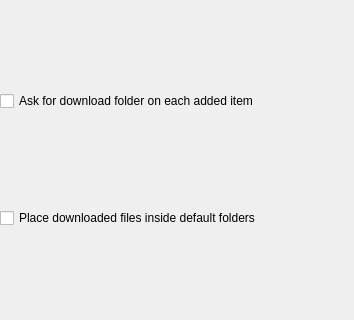
Qt form conf/dlgdirectories.ui (KDE/kget) before a commit.
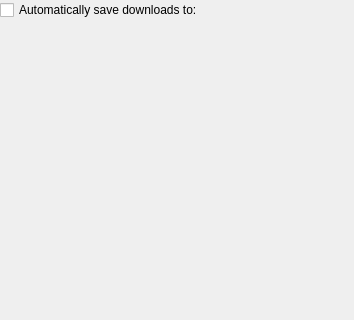
The same form after that commit. Custom widgets are drawn as their Qt base class.

Commit message: * Icons in smaller sizes (forwardport) * Work on configuration dialogs. Not finished yet. Minimum config window size is too high. Double of used place. Why?

Patch:
```diff
--- a/conf/dlgdirectories.ui
+++ b/conf/dlgdirectories.ui
@@ -15,32 +15,53 @@
   <property name="windowTitle" >
    <string>DlgDirectories</string>
   </property>
-  <layout class="QGridLayout" >
+  <layout class="QVBoxLayout" >
    <property name="margin" >
     <number>0</number>
    </property>
    <property name="spacing" >
     <number>6</number>
    </property>
-   <item row="0" column="0" colspan="2" >
-    <widget class="QCheckBox" name="kcfg_AlwaysAskDirectory" >
-     <property name="text" >
-      <string>Ask for download folder on each added item</string>
-     </property>
-    </widget>
-   </item>
-   <item row="1" column="0" colspan="2" >
+   <item>
     <widget class="QCheckBox" name="kcfg_UseDefaultDirectory" >
      <property name="text" >
-      <string>Place downloaded files inside default folders</string>
+      <string>Automatically save downloads to:</string>
      </property>
     </widget>
    </item>
+   <item>
+    <widget class="KURLRequester" name="kcfg_DefaultDirectory" />
+   </item>
+   <item>
+    <spacer>
+     <property name="orientation" >
+      <enum>Qt::Vertical</enum>
+     </property>
+     <property name="sizeType" >
+      <enum>QSizePolicy::Expanding</enum>
+     </property>
+     <property name="sizeHint" >
+      <size>
+       <width>200</width>
+       <height>20</height>
+      </size>
+     </property>
+    </spacer>
+   </item>
   </layout>
  </widget>
  <layoutdefault spacing="6" margin="11" />
  <layoutfunction spacing="KDialog::spacingHint" margin="KDialog::marginHint" />
  <pixmapfunction>SmallIconSet</pixmapfunction>
+ <customwidgets>
+  <customwidget>
+   <class>KURLRequester</class>
+   <extends>QWidget</extends>
+   <header>kurlrequester.h</header>
+   <container>1</container>
+   <pixmap></pixmap>
+  </customwidget>
+ </customwidgets>
  <resources/>
  <connections/>
 </ui>
```
Left out of the diff: 19 changed lines with no effect on the pictures. The commit also changes 10 other files.
